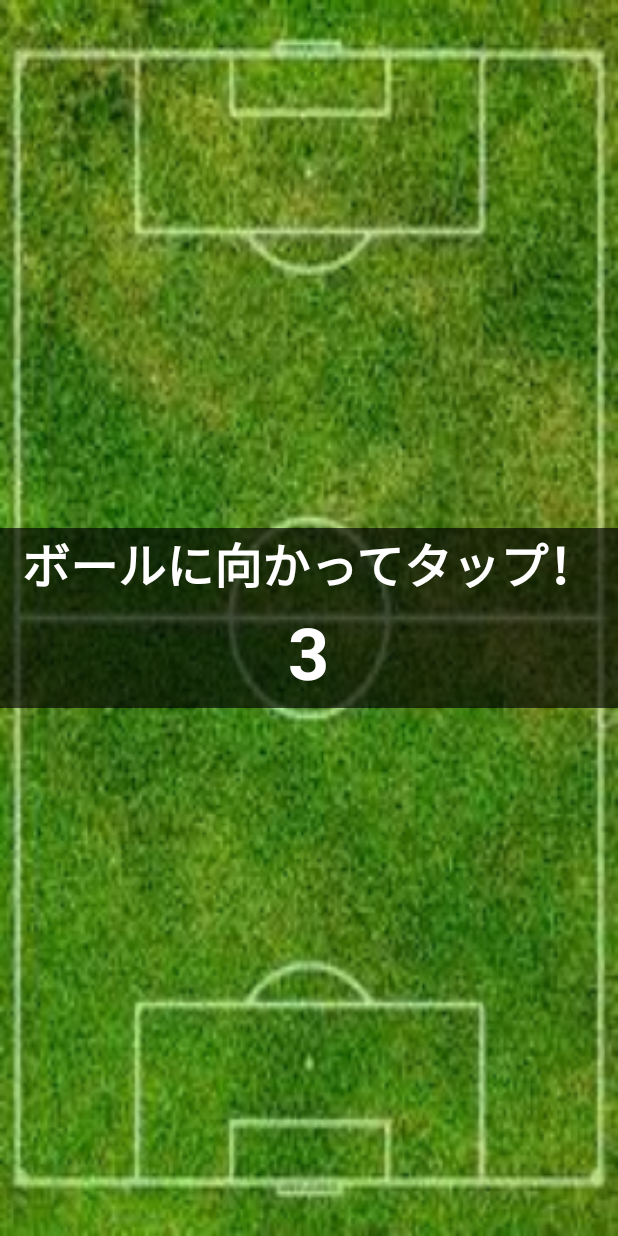
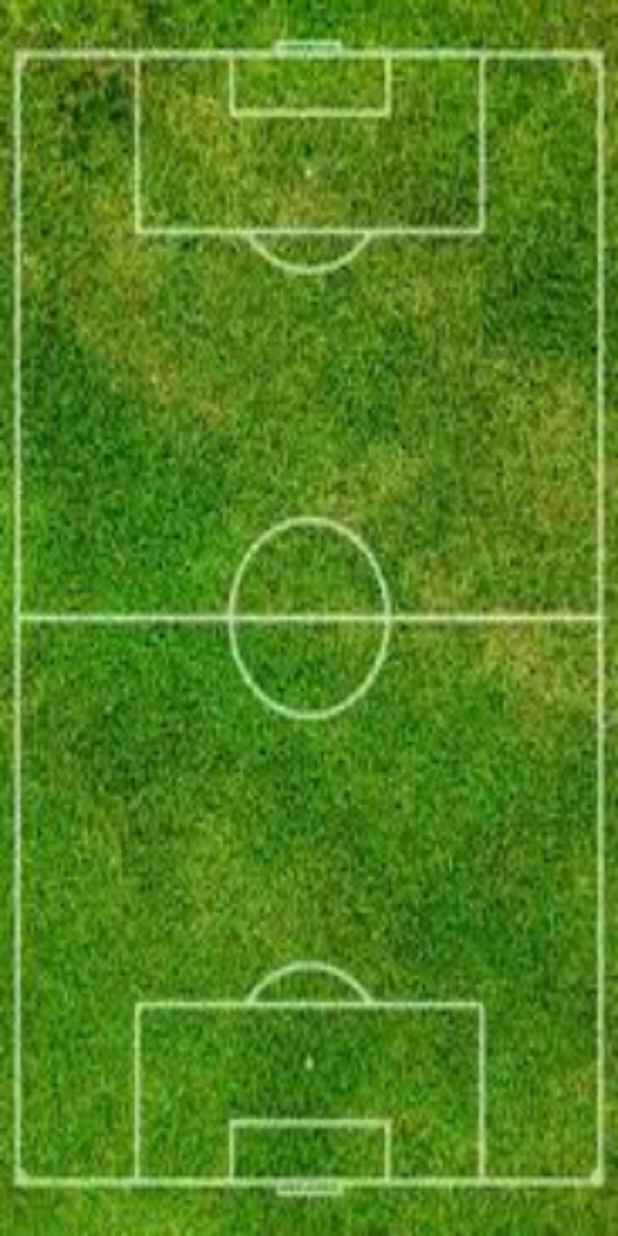
Before and after one commit to aipon0987/shoothingApp, an Android app: the layout activity_game.xml on its own in the app's theme, with its tools: preview values and no code run, on a phone screen of 412 x 824 dp. Run offline under Robolectric (Android 15) with nearby library versions, the phone set to English and light mode, and no system bars.

Commit message:
二次実装完了

```diff
--- a/app/src/main/AndroidManifest.xml
+++ b/app/src/main/AndroidManifest.xml
@@ -13,13 +13,13 @@
         android:theme="@style/Theme.MyApplication"
         tools:targetApi="31">
         <activity
-            android:name=".ClearActivity"
+            android:name="com.example.ClearActivity"
             android:exported="false" />
         <activity
-            android:name="com.example.ShoothingSoccer.GameActivity"
+            android:name="com.example.GameActivity"
             android:exported="false" />
         <activity
-            android:name=".MainActivity"
+            android:name="com.example.MainActivity"
             android:exported="true">
             <intent-filter>
                 <action android:name="android.intent.action.MAIN" />
--- a/app/src/main/java/com/example/ShoothingSoccer/ClearActivity.java
+++ b/app/src/main/java/com/example/ClearActivity.java
@@ -1,4 +1,4 @@
-package com.example.ShoothingSoccer;
+package com.example;
 
 import android.content.Context;
 import android.content.Intent;
--- a/app/src/main/java/com/example/ShoothingSoccer/MainActivity.java
+++ b/app/src/main/java/com/example/MainActivity.java
@@ -1,6 +1,4 @@
-package com.example.ShoothingSoccer;
-
-import static android.os.Build.VERSION_CODES.R;
+package com.example;
 
 import android.content.Context;
 import android.content.Intent;
@@ -13,6 +11,8 @@ import androidx.appcompat.app.AppCompatActivity;
 import androidx.core.graphics.Insets;
 import androidx.core.view.ViewCompat;
 import androidx.core.view.WindowInsetsCompat;
+
+import com.example.myapplication.R;
 
 
 public class MainActivity extends AppCompatActivity {
--- a/app/src/main/res/layout/activity_game.xml
+++ b/app/src/main/res/layout/activity_game.xml
@@ -1,12 +1,10 @@
 <?xml version="1.0" encoding="utf-8"?>
 <FrameLayout xmlns:android="http://schemas.android.com/apk/res/android"
-    xmlns:app="http://schemas.android.com/apk/res-auto"
     xmlns:tools="http://schemas.android.com/tools"
     android:id="@+id/main"
     android:layout_width="match_parent"
     android:layout_height="match_parent"
     android:background="@drawable/game_haikei2"
-    tools:context=".GameActivity"
     tools:ignore="ExtraText">
 
 
@@ -15,6 +13,7 @@
         android:layout_width="match_parent"
         android:layout_height="120dp"
         android:layout_gravity="center"
+        android:visibility="gone"
         android:background="#A8000000">
 
         <TextView
@@ -38,15 +37,4 @@
             android:layout_marginTop="50dp"/>
 
     </FrameLayout>
-
-    //画像をランダムな位置に配置
-    <ImageView
-        android:id="@+id/soccer"
-        android:layout_width="100dp"
-        android:layout_height="100dp"
-        android:src="@drawable/socker_ball"
-        android:layout_gravity="center"
-        android:visibility="gone"/>
-
-
 </FrameLayout>
```
Also changed, not shown: app/src/main/java/com/example/GameActivity.java (renamed from app/src/main/java/com/example/ShoothingSoccer/GameActivity.java, +43 -15 lines), app/src/main/res/drawable/soccer_ball.png (renamed from app/src/main/res/drawable/socker_ball.png).
